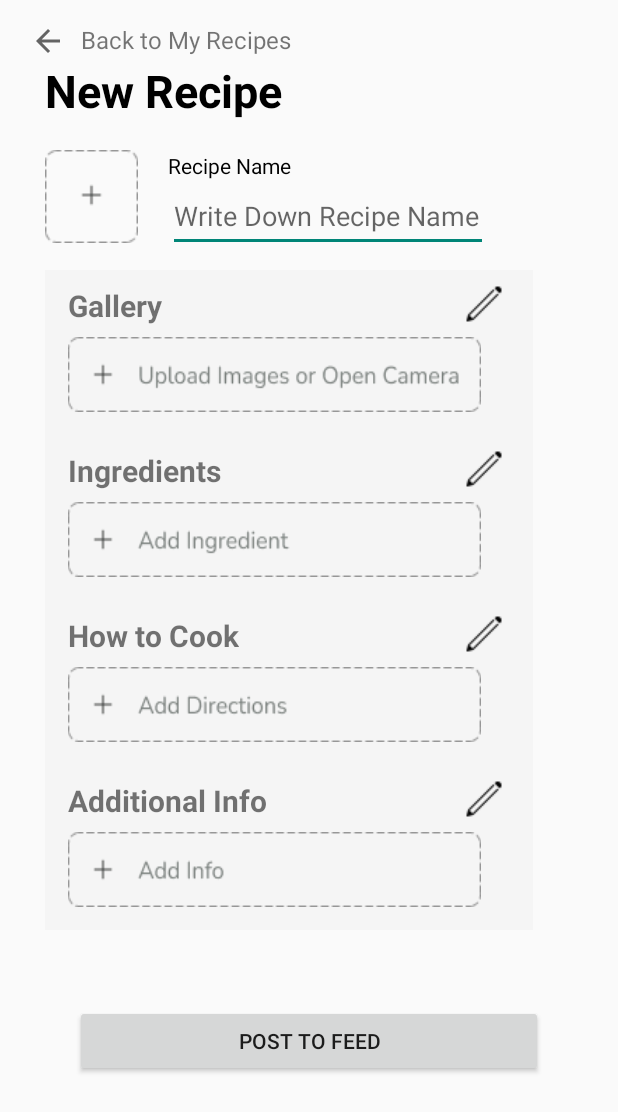
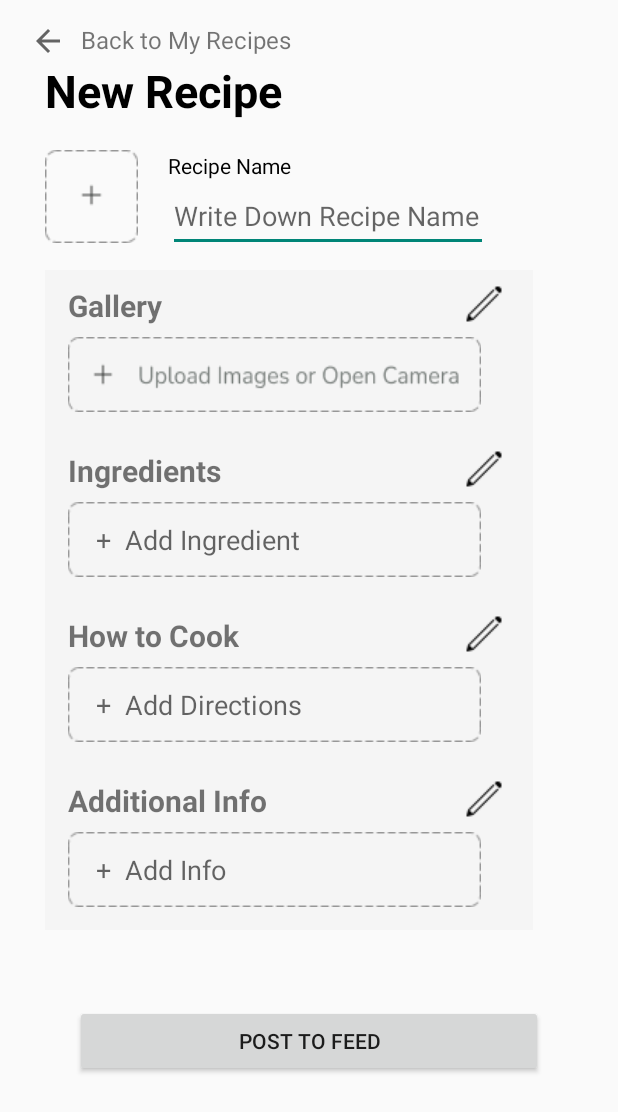
Before and after one commit to ongtrandong2/OurRecipe, an Android app: the NewRecipeScreen screen opened directly, with no data from a screen before it, on a phone screen of 412 x 824 dp. Shown: the top 1112 px of the screen. Run offline under Robolectric (Android 15) with nearby library versions, the phone set to English and light mode, and no system bars.

```diff
--- a/app/src/main/java/com/example/ourrecipe/MainActivity.java
+++ b/app/src/main/java/com/example/ourrecipe/MainActivity.java
@@ -38,7 +38,7 @@ public class MainActivity extends AppCompatActivity {
         btnTest.setOnClickListener(new View.OnClickListener() {
             @Override
             public void onClick(View view) {
-                Intent intent = new Intent(MainActivity.this, BrowseRecipeScreen.class);
+                Intent intent = new Intent(MainActivity.this, NewRecipeScreen.class);
                 startActivity(intent);
             }
         });
--- a/app/src/main/java/com/example/ourrecipe/UploadRecipeActivity.java
+++ b/app/src/main/java/com/example/ourrecipe/UploadRecipeActivity.java
@@ -1,2 +1,9 @@
-package com.example.ourrecipe;public class UploadRecipeActivity {
+package com.example.ourrecipe;
+
+import android.widget.TextView;
+
+import androidx.appcompat.app.AppCompatActivity;
+
+public class UploadRecipeActivity extends AppCompatActivity {
+
 }
--- a/app/src/main/res/layout/activity_new_recipe_screen.xml
+++ b/app/src/main/res/layout/activity_new_recipe_screen.xml
@@ -50,7 +50,7 @@
                     android:layout_marginTop="10dp"
                     app:srcCompat="@drawable/ic_edit" />
 
-                <View
+                <com.google.android.material.textfield.TextInputEditText
                     android:id="@+id/viewAdditionalInfo"
                     android:layout_width="275dp"
                     android:layout_height="50dp"
@@ -58,7 +58,8 @@
                     android:layout_alignParentBottom="true"
                     android:layout_marginStart="15dp"
                     android:layout_marginBottom="15dp"
-                    android:background="@mipmap/add_info" />
+                    android:background="@mipmap/rectangle"
+                    android:hint="    +  Add Info" />
             </RelativeLayout>
 
             <RelativeLayout
@@ -90,7 +91,7 @@
                     android:layout_marginTop="10dp"
                     app:srcCompat="@drawable/ic_edit" />
 
-                <View
+                <com.google.android.material.textfield.TextInputEditText
                     android:id="@+id/viewHowToCook"
                     android:layout_width="275dp"
                     android:layout_height="50dp"
@@ -98,7 +99,8 @@
                     android:layout_alignParentBottom="true"
                     android:layout_marginStart="15dp"
                     android:layout_marginBottom="15dp"
-                    android:background="@mipmap/add_directions" />
+                    android:background="@mipmap/rectangle"
+                    android:hint="    +  Add Directions" />
             </RelativeLayout>
 
             <ImageView
@@ -199,7 +201,7 @@
                     android:layout_marginTop="10dp"
                     app:srcCompat="@drawable/ic_edit" />
 
-                <View
+                <ImageView
                     android:id="@+id/viewGrallery"
                     android:layout_width="275dp"
                     android:layout_height="50dp"
@@ -239,7 +241,7 @@
                     android:layout_marginTop="10dp"
                     app:srcCompat="@drawable/ic_edit" />
 
-                <View
+                <com.google.android.material.textfield.TextInputEditText
                     android:id="@+id/viewIngredients"
                     android:layout_width="275dp"
                     android:layout_height="50dp"
@@ -247,7 +249,8 @@
                     android:layout_alignParentBottom="true"
                     android:layout_marginStart="15dp"
                     android:layout_marginBottom="15dp"
-                    android:background="@mipmap/add_ingredients" />
+                    android:background="@mipmap/rectangle"
+                    android:hint="    +  Add Ingredient" />
             </RelativeLayout>
 
             <Button
```
